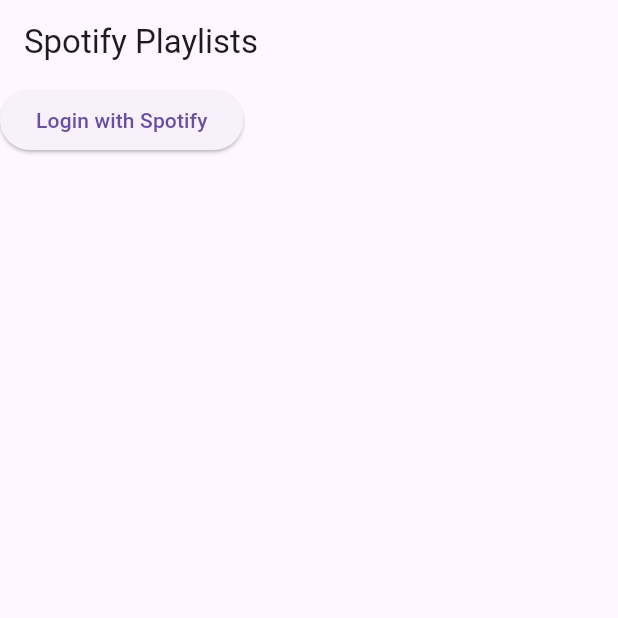
After one commit to LordByron00/Audify, a Flutter app: the screen it shows after launch, after a tap on "Login with Spotify", on a phone screen of 412 x 824 dp, the top half of it. The commit adds this screen. Run offline on Flutter 3.47's test engine with Material 3 defaults, Android fonts, the phone set to English and light mode, and no system bars; our stand-ins replace dio, just_audio, youtube_player_iframe; missing offline and left inert: flutter_web_auth_2; network calls fail.

Commit message:
Flutter Auth2.0 for spotify - not yet working

```diff
--- /dev/null
+++ b/lib/fetchPlaylist.dart
@@ -0,0 +1,192 @@
+import 'dart:convert';
+import 'dart:math';
+import 'package:dio/dio.dart';
+import 'package:flutter/material.dart';
+import 'package:flutter_web_auth_2/flutter_web_auth_2.dart';
+
+final String clientId = "b8219c801d1d436f9295c4d08881d3b3";
+final String clientSecret = "be5dffe517df49f8a6bcf936fede67a2";
+// final String redirectUri = "musitify://callback";
+final String redirectUri = Uri.encodeComponent('audify://callback');
+final String scopes = Uri.encodeComponent('user-read-private user-read-email');
+final String state = DateTime.now().millisecondsSinceEpoch.toString();
+final String callbackScheme = 'audify';
+// final callbackScheme = redirectUri.split(':').first; // "audify"
+
+// String state = generateRandomString(16);
+
+String generateRandomString(int length) {
+  final random = Random();
+  const availableChars =
+      'AaBbCcDdEeFfGgHhIiJjKkLlMmNnOoPpQqRrSsTtUuVvWwXxYyZz1234567890';
+  final randomString = List.generate(length,
+      (index) => availableChars[random.nextInt(availableChars.length)]).join();
+
+  return randomString;
+}
+
+class HomeScreen extends StatefulWidget {
+  const HomeScreen({super.key});
+
+  @override
+  _HomeScreenState createState() => _HomeScreenState();
+}
+
+class _HomeScreenState extends State<HomeScreen> {
+  String? _accessToken;
+  List<Map<String, dynamic>> _playlists = [];
+
+  Future<void> authenticate() async {
+    print('authenticate');
+    print('callbackScheme');
+    print(callbackScheme);
+
+    try {
+      // final authUrl =
+      //     "https://accounts.spotify.com/authorize?client_id=$clientId&response_type=code&redirect_uri=$redirectUri&scope=$scopes&state=$state";
+
+      final String authUrl = 'https://accounts.spotify.com/authorize'
+          '?client_id=$clientId'
+          '&response_type=code'
+          '&redirect_uri=$redirectUri'
+          '&scope=$scopes'
+          '&state=$state';
+
+      print('authUrl');
+      print(authUrl);
+      final result = await FlutterWebAuth2.authenticate(
+        url: authUrl,
+        callbackUrlScheme: callbackScheme,
+      );
+
+      print('Starting authentication...');
+      print('result');
+      print(result);
+
+      final code = Uri.parse(result).queryParameters['code'];
+      print('code');
+      print(code);
+      if (code != null) {
+        await getAccessToken(code);
+      }
+    } catch (e) {
+      debugPrint("Error during authentication: $e");
+    }
+  }
+
+  Future<void> getAccessToken(String code) async {
+    try {
+      final response = await Dio().post(
+        "https://accounts.spotify.com/api/token",
+        data: {
+          "grant_type": "authorization_code",
+          "code": code,
+          "redirect_uri": redirectUri,
+          "client_id": clientId,
+          "client_secret": clientSecret,
+        },
+        options: Options(contentType: Headers.formUrlEncodedContentType),
+      );
+      print('response');
+      print(response);
+
+      setState(() {
+        _accessToken = response.data['access_token'];
+      });
+      print('_accessToken');
+      print(_accessToken);
+
+      fetchPlaylists();
+    } catch (e) {
+      debugPrint("Error fetching access token: $e");
+    }
+  }
+
+  Future<void> fetchPlaylists() async {
+    if (_accessToken == null) return;
+
+    try {
+      final response = await Dio().get(
+        "https://api.spotify.com/v1/me/playlists",
+        options: Options(headers: {
+          "Authorization": "Bearer $_accessToken",
+        }),
+      );
+
+      setState(() {
+        _playlists = (response.data['items'] as List)
+            .map((playlist) => {
+                  "name": playlist['name'],
+                  "id": playlist['id'],
+                })
+            .toList();
+      });
+    } catch (e) {
+      debugPrint("Error fetching playlists: $e");
+    }
+  }
+
+  Future<void> fetchSongs(String playlistId) async {
+    if (_accessToken == null) return;
+
+    try {
+      final response = await Dio().get(
+        "https://api.spotify.com/v1/playlists/$playlistId/tracks",
+        options: Options(headers: {
+          "Authorization": "Bearer $_accessToken",
+        }),
+      );
+
+      final songs = (response.data['items'] as List)
+          .map((item) => item['track']['name'])
+          .toList();
+
+      showDialog(
+        context: context,
+        builder: (context) => AlertDialog(
+          title: const Text("Songs in Playlist"),
+          content: Text(songs.join("\n")),
+          actions: [
+            TextButton(
+              onPressed: () => Navigator.pop(context),
+              child: const Text("Close"),
+            ),
+          ],
+        ),
+      );
+    } catch (e) {
+      debugPrint("Error fetching songs: $e");
+    }
+  }
+
+  @override
+  Widget build(BuildContext context) {
+    return Scaffold(
+      appBar: AppBar(title: const Text('Spotify Playlists')),
+      body: Column(
+        children: [
+          if (_accessToken == null)
+            ElevatedButton(
+              onPressed: authenticate,
+              child: const Text("Login with Spotify"),
+            )
+          else if (_playlists.isEmpty)
+            const CircularProgressIndicator()
+          else
+            Expanded(
+              child: ListView.builder(
+                itemCount: _playlists.length,
+                itemBuilder: (context, index) {
+                  final playlist = _playlists[index];
+                  return ListTile(
+                    title: Text(playlist['name']),
+                    onTap: () => fetchSongs(playlist['id']),
+                  );
+                },
+              ),
+            ),
+        ],
+      ),
+    );
+  }
+}
--- a/lib/main.dart
+++ b/lib/main.dart
@@ -1,5 +1,6 @@
 import 'package:flutter/material.dart';
 import 'package:musitify/audio.dart';
+import 'package:musitify/fetchPlaylist.dart';
 import 'package:musitify/search.dart';
 import 'package:youtube_player_iframe/youtube_player_iframe.dart';
 
@@ -14,7 +15,7 @@
   Widget build(BuildContext context) {
     return MaterialApp(
       debugShowCheckedModeBanner: false,
-      home: YouTubeSearchScreen(),
+      home: HomeScreen(),
     );
   }
 }
--- a/pubspec.yaml
+++ b/pubspec.yaml
@@ -37,6 +37,8 @@
   youtube_player_flutter: ^9.1.1
   flutter_inappwebview: ^6.1.5
   http: ^0.13.6
+  dio: ^5.7.0
+  flutter_web_auth_2: ^4.1.0
 
 
 
@@ -48,6 +50,8 @@
 dev_dependencies:
   flutter_test:
     sdk: flutter
+
+
 
   # The "flutter_lints" package below contains a set of recommended lints to
   # encourage good coding practices. The lint set provided by the package is
```
Also changed, not shown: pubspec.lock, 7 other files.
